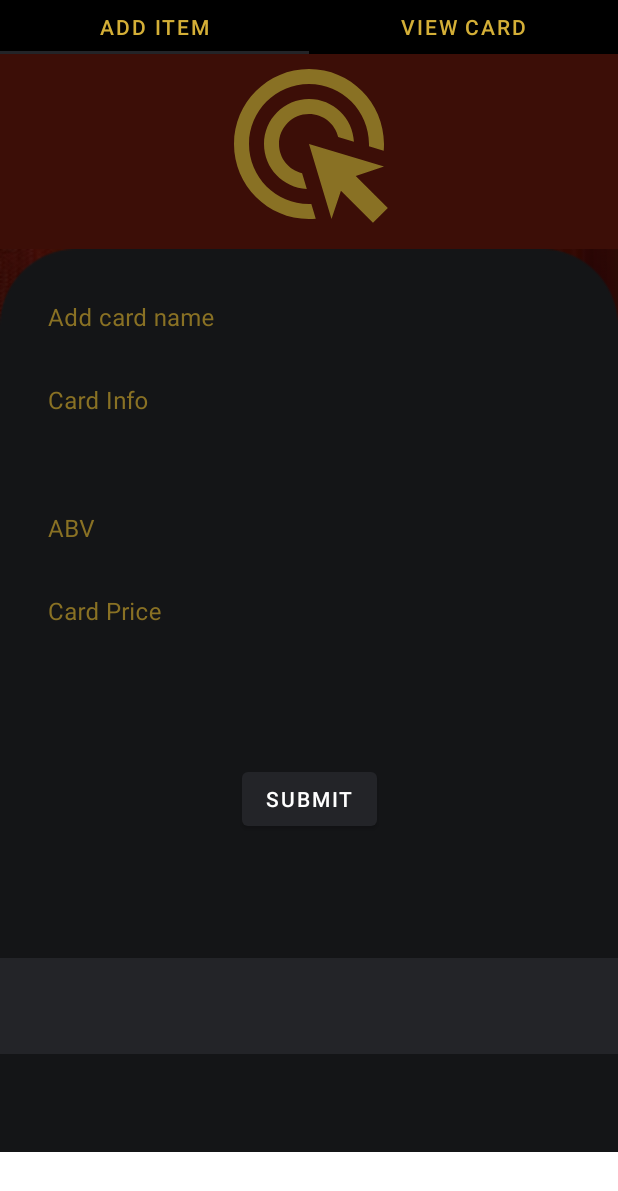
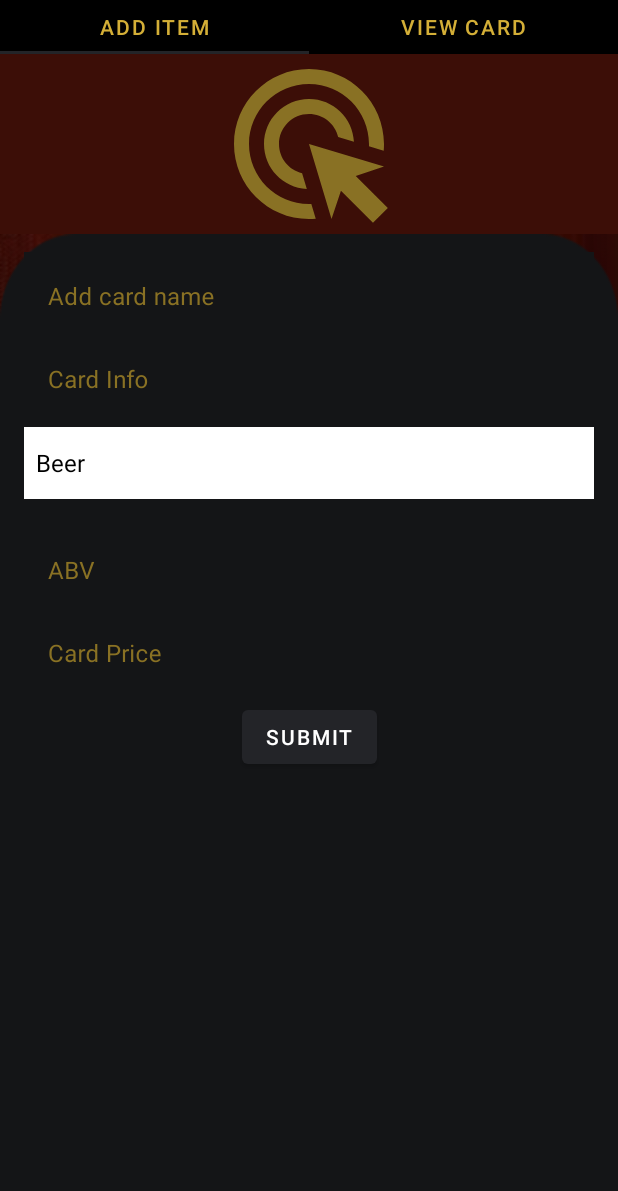
Before and after one commit to mghxmghx/Collection2, an Android app: the AdminPanelFragment screen opened through its navigation route, on a phone screen of 412 x 824 dp. Shown: the top 1191 px of the screen. Run offline under Robolectric (Android 15) with nearby library versions, the phone set to English and light mode, and no system bars; our stand-ins replace Dagger/Hilt's generated code, Firebase (no records; nobody signed in at launch, a user with empty details on screens opened directly).

Commit message:
Type added

```diff
--- a/app/src/main/java/com/sezer/kirpitci/collection/ui/features/admin/addcard/AddCardModel.kt
+++ b/app/src/main/java/com/sezer/kirpitci/collection/ui/features/admin/addcard/AddCardModel.kt
@@ -10,6 +10,7 @@ data class AddCardModel(
     var cardPrice: String?,
     var cardPath: String,
     var cardABV: String,
+    var cardType: String,
     var cardCompany: String,
     var cardAverage: String,
     var voteCount: String
--- a/app/src/main/java/com/sezer/kirpitci/collection/ui/features/admin/addcard/AdminAddCardFragment.kt
+++ b/app/src/main/java/com/sezer/kirpitci/collection/ui/features/admin/addcard/AdminAddCardFragment.kt
@@ -139,6 +139,8 @@ class AdminAddCardFragment : Fragment() {
 
     private var countryList = listOf<String>()
 
+    private var typeList = listOf<String>()
+
     private fun clickListener() {
         binding.button2.setOnClickListener {
             VM.getMaxId().observe(viewLifecycleOwner, Observer {
@@ -146,10 +148,11 @@ class AdminAddCardFragment : Fragment() {
                 val cardName = binding.addCardNameText.text.toString()
                 val cardInfo = binding.cardInfoText.text.toString()
                 val cardCategory = categoryList.get(binding.cardCategory.selectedItemPosition).toString()
-                val cardCountry =categoryList.get(binding.cardCountry.selectedItemPosition).toString()
+                val cardType = typeList.get(binding.cardType.selectedItemPosition)
+                val cardCountry = countryList.get(binding.cardCountry.selectedItemPosition).toString()
                 val cardPrice = binding.cardPriceText.text.toString()
                 val cardABV = binding.cardAbvText.text.toString()
-                val cardCompany = categoryList.get(binding.cardCompany.selectedItemPosition).toString()
+                val cardCompany = companyList.get(binding.cardCompany.selectedItemPosition).toString()
                 if (!cardName.isEmpty() && !cardCategory.isEmpty() && !cardCountry.isEmpty()) {
                     if (uri.equals("")) {
                         uri = default
@@ -159,7 +162,7 @@ class AdminAddCardFragment : Fragment() {
                             cardID = cardID,
                             cardName = cardName,
                             cardInfo = cardInfo,
-                            cardCategory = cardCategory,
+                            cardCategory = cardType.toLowerCase(),
                             cardCounty = cardCountry,
                             cardCity = "",
                             cardPrice = cardPrice,
@@ -167,7 +170,8 @@ class AdminAddCardFragment : Fragment() {
                             cardPath =  uri,
                             cardAverage = "0",
                             voteCount = "0",
-                            cardCompany = cardCompany
+                            cardCompany = cardCompany,
+                            cardType = cardCategory
                         )
                     )
 
@@ -202,7 +206,8 @@ class AdminAddCardFragment : Fragment() {
     private fun getCategoryList(){
         VM.getCategoryList().observe(viewLifecycleOwner, Observer {
             categoryList = it
-            initCategorySpinner(it)
+            initTypeSpinner(it)
+            initCategorySpinner()
         })
     }
     private fun getCompanyList(){
@@ -217,7 +222,19 @@ class AdminAddCardFragment : Fragment() {
             initCountrySpinner(it)
         })
     }
-    private fun initCategorySpinner(list: List<String>) {
+    private fun initCategorySpinner() {
+        val listx = arrayListOf("Beer", "Wine", "Cocktail")
+        typeList = listx
+        val adapter = context?.let {
+            ArrayAdapter(
+                it,
+                R.layout.simple_spinner_dropdown_item, listx
+            )
+        }
+        binding.cardCategory.setBackgroundColor(Color.WHITE)
+        binding.cardCategory.adapter = adapter
+    }
+    private fun initTypeSpinner(list: List<String>) {
         val listx = arrayListOf<String>()
         for (i in 0 until listx.size) {
             listx.add(list.get(i))
@@ -229,8 +246,8 @@ class AdminAddCardFragment : Fragment() {
                 R.layout.simple_spinner_dropdown_item, list
             )
         }
-        binding.cardCategory.setBackgroundColor(Color.WHITE)
-        binding.cardCategory.adapter = adapter
+        binding.cardType.setBackgroundColor(Color.WHITE)
+        binding.cardType.adapter = adapter
     }
     private fun initCompanySpinner(list: List<String>) {
         val listx = arrayListOf<String>()
--- a/app/src/main/res/layout/fragment_admin_add_card.xml
+++ b/app/src/main/res/layout/fragment_admin_add_card.xml
@@ -24,7 +24,6 @@
         android:layout_width="match_parent"
         android:layout_height="0dp"
         android:background="@drawable/background2"
-        android:layout_marginTop="10dp"
         app:layout_constraintBottom_toBottomOf="parent"
         app:layout_constraintEnd_toEndOf="parent"
         app:layout_constraintStart_toStartOf="parent"
@@ -39,7 +38,7 @@
         android:textColorHint="@color/dark_gold"
         app:boxStrokeColor="@color/dark_gold"
         android:background="@color/dark_gray"
-        android:layout_marginTop="16dp"
+        android:layout_marginTop="12dp"
         android:layout_marginStart="16dp"
         android:layout_marginEnd="16dp"
         app:layout_constraintEnd_toEndOf="parent"
@@ -81,10 +80,20 @@
             android:id="@+id/card_category"
             android:layout_width="match_parent"
             android:layout_height="wrap_content"
-            android:layout_marginTop="10dp"
+            android:layout_marginTop="6dp"
             android:layout_marginStart="16dp"
             android:layout_marginEnd="16dp"
             app:layout_constraintTop_toBottomOf="@id/card_info"
+            app:layout_constraintStart_toStartOf="parent"
+            app:layout_constraintEnd_toEndOf="parent"/>
+        <Spinner
+            android:id="@+id/card_type"
+            android:layout_width="match_parent"
+            android:layout_height="wrap_content"
+            android:layout_marginTop="6dp"
+            android:layout_marginStart="16dp"
+            android:layout_marginEnd="16dp"
+            app:layout_constraintTop_toBottomOf="@id/card_category"
             app:layout_constraintStart_toStartOf="parent"
             app:layout_constraintEnd_toEndOf="parent"/>
 
@@ -92,17 +101,17 @@
             android:id="@+id/card_country"
             android:layout_width="match_parent"
             android:layout_height="wrap_content"
-            android:layout_marginTop="10dp"
+            android:layout_marginTop="6dp"
             android:layout_marginStart="16dp"
             android:layout_marginEnd="16dp"
-            app:layout_constraintTop_toBottomOf="@id/card_category"
+            app:layout_constraintTop_toBottomOf="@id/card_type"
             app:layout_constraintStart_toStartOf="parent"
             app:layout_constraintEnd_toEndOf="parent"/>
         <Spinner
             android:id="@+id/card_company"
             android:layout_width="match_parent"
             android:layout_height="wrap_content"
-            android:layout_marginTop="10dp"
+            android:layout_marginTop="6dp"
             android:backgroundTint="@color/white"
             android:layout_marginStart="16dp"
             android:layout_marginEnd="16dp"
@@ -160,25 +169,10 @@
         android:layout_width="wrap_content"
         android:layout_height="wrap_content"
         android:text="Submit"
-        android:layout_marginTop="10dp"
+        android:layout_marginTop="6dp"
         app:layout_constraintEnd_toEndOf="parent"
         app:layout_constraintStart_toStartOf="parent"
-        app:layout_constraintTop_toBottomOf="@+id/card_price"
-        app:layout_constraintBottom_toTopOf="@id/imageView4"/>
-
-        <ImageView
-            android:id="@+id/imageView4"
-            android:layout_width="match_parent"
-            android:layout_height="64dp"
-            android:layout_marginTop="16dp"
-            android:background="@color/gray"
-            app:layout_constraintBottom_toBottomOf="parent"
-            app:layout_constraintEnd_toEndOf="parent"
-            app:layout_constraintHorizontal_bias="0.0"
-            app:layout_constraintStart_toStartOf="parent"
-            app:layout_constraintTop_toBottomOf="@id/button2" />
-
-
+        app:layout_constraintTop_toBottomOf="@+id/card_price"/>
 
     </androidx.constraintlayout.widget.ConstraintLayout>
 </androidx.constraintlayout.widget.ConstraintLayout>
--- a/app/src/main/res/layout/fragment_admin_panel.xml
+++ b/app/src/main/res/layout/fragment_admin_panel.xml
@@ -37,8 +37,6 @@
         android:layout_height="match_parent"
         android:layout_marginTop="36dp"
         app:layout_constraintBottom_toBottomOf="parent"
-        android:layout_marginBottom="56dp"
-
         app:layout_constraintEnd_toEndOf="parent"
         app:layout_constraintStart_toStartOf="parent"
         app:layout_constraintTop_toBottomOf="@id/tablayout">
```
Also changed, not shown: app/src/main/res/layout/activity_user.xml (+17 -20 lines), app/src/main/res/layout/fragment_user.xml (+35 -30 lines).
